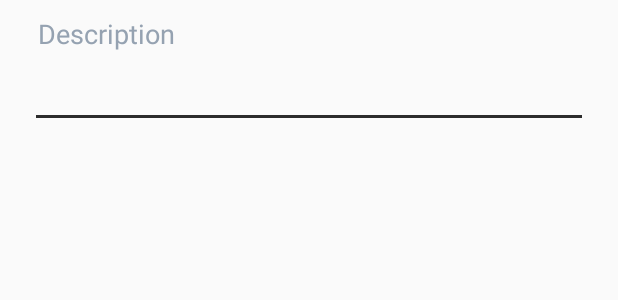
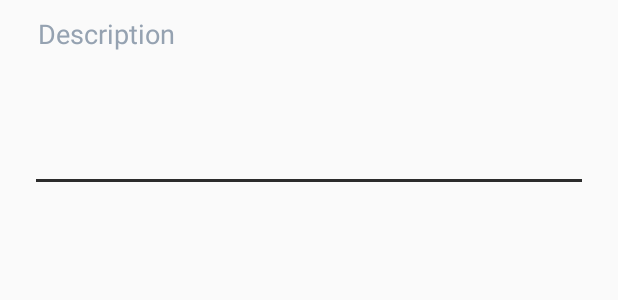
Before and after one commit to taida2203/tebet-android-app, an Android app: the layout custom_dialog_input_text.xml on its own in the app's theme, with its tools: preview values and no code run, on a phone screen of 412 x 824 dp. Shown: the top 300 px of the screen. Run offline under Robolectric (Android 15) with nearby library versions, the phone set to English and light mode, and no system bars.

Commit message:
feat(upload-document): ui improvement & update text

```diff
--- a/app/src/main/java/com/tebet/mojual/data/models/OrderContainer.kt
+++ b/app/src/main/java/com/tebet/mojual/data/models/OrderContainer.kt
@@ -138,8 +138,7 @@ data class OrderContainer(
         get() {
             when (status) {
                 ContainerOrderStatus.PICKED_TO_FACTORY.name,
-                ContainerOrderStatus.ARRIVED_IN_FACTORY.name,
-                ContainerOrderStatus.PAID_TO_CUSTOMER.name
+                ContainerOrderStatus.ARRIVED_IN_FACTORY.name
                 -> return true
             }
             return false
--- a/app/src/main/res/layout/custom_dialog_input_text.xml
+++ b/app/src/main/res/layout/custom_dialog_input_text.xml
@@ -3,10 +3,10 @@
     android:layout_width="match_parent"
     android:layout_height="match_parent"
     android:orientation="vertical"
-    android:paddingBottom="5dp"
     android:paddingLeft="20dp"
+    android:paddingTop="10dp"
     android:paddingRight="20dp"
-    android:paddingTop="10dp">
+    android:paddingBottom="5dp">
 
     <TextView
         android:layout_width="wrap_content"
@@ -21,7 +21,7 @@
         android:layout_width="match_parent"
         android:layout_height="wrap_content"
         android:layout_marginTop="5dp"
-        android:lines="1"
-        android:maxLength="10" />
+        android:inputType="textMultiLine"
+        android:lines="3" />
 
 </LinearLayout>
--- a/app/src/main/res/layout/item_container_type_dropdown.xml
+++ b/app/src/main/res/layout/item_container_type_dropdown.xml
@@ -25,6 +25,7 @@
             android:layout_width="wrap_content"
             android:layout_height="wrap_content"
             android:paddingTop="@dimen/_4sdp"
+            android:textColor="@color/black"
             android:paddingBottom="@dimen/_4sdp"
             android:text="@{StringExtKt.toDisplayType(item)}"
             android:textSize="@dimen/_14ssp"
```
